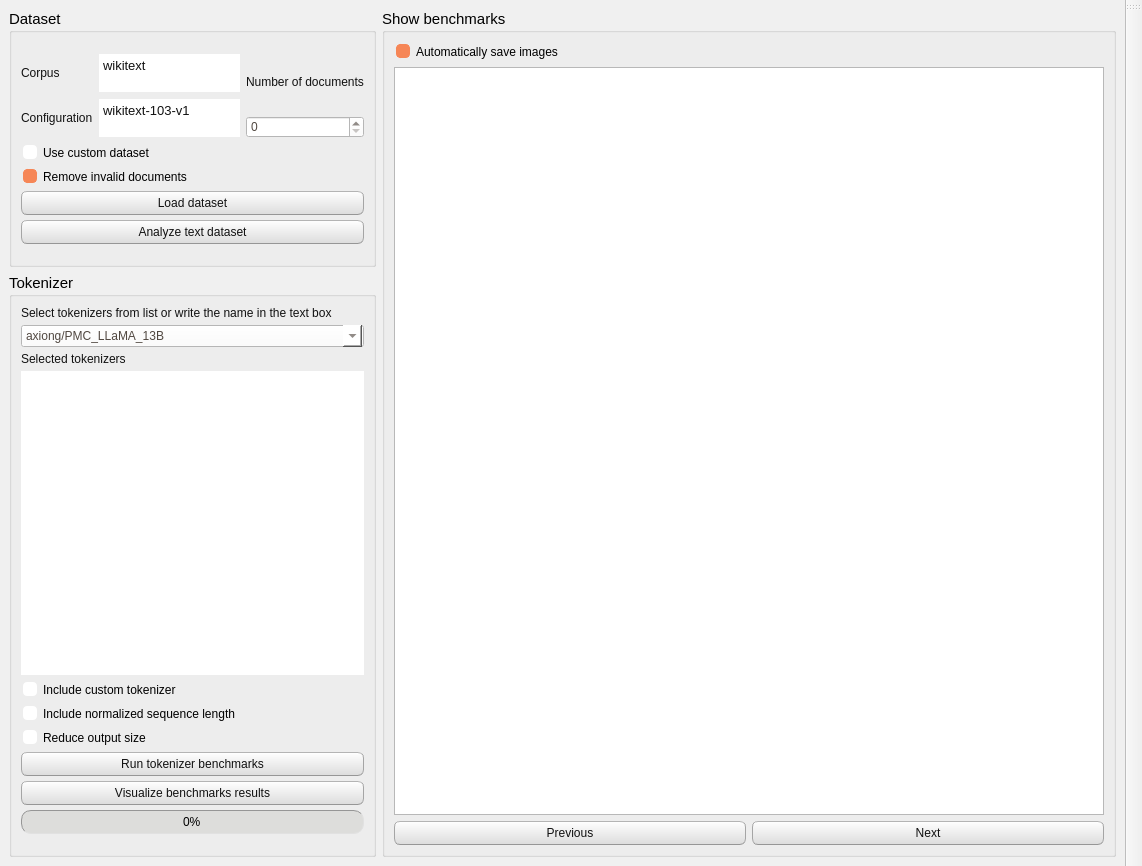
First picture: the form in TokenBenchy/commons/interface/layout/window_layout.ui, repository CTCycle/TKBEN-tokenizers-benchmarker, before the edit.
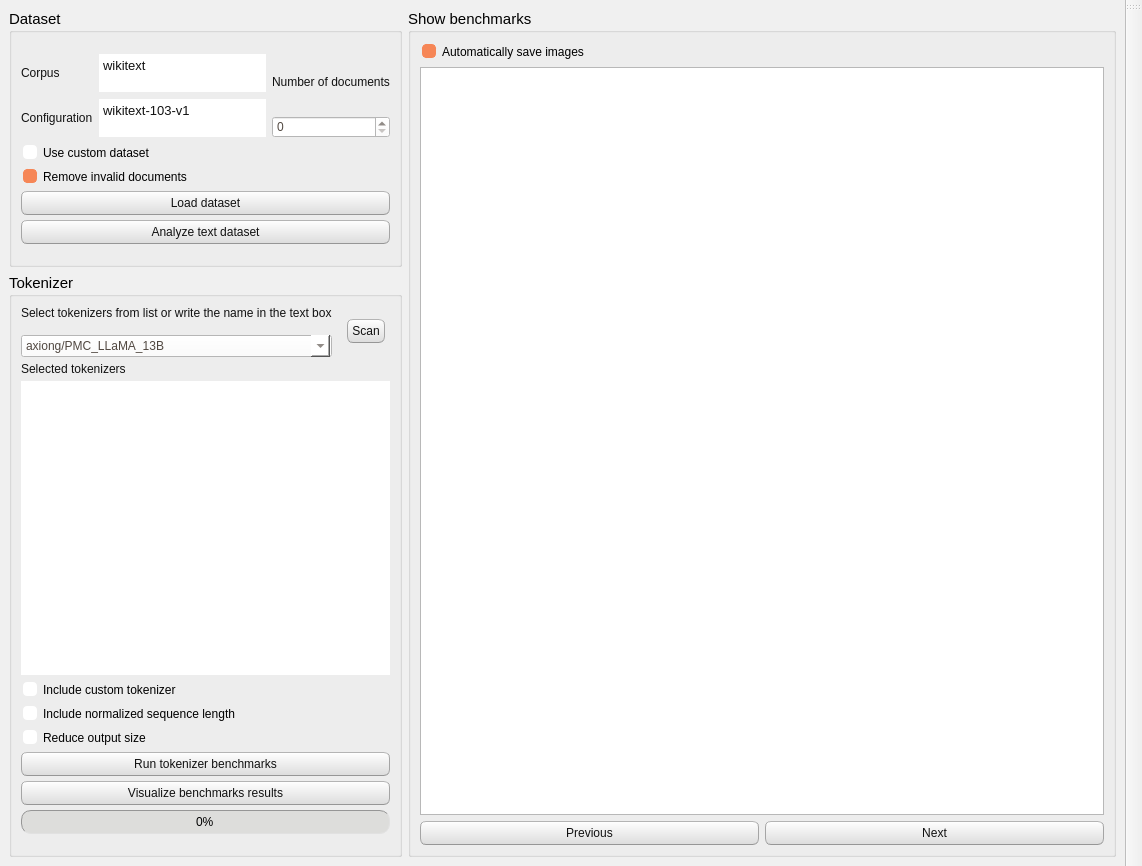
Second picture: the form after the edit.

Commit message: updated UI and histogram functions

The edit to the form file:
```diff
--- a/TokenBenchy/commons/interface/layout/window_layout.ui
+++ b/TokenBenchy/commons/interface/layout/window_layout.ui
@@ -685,6 +685,14 @@
             <number>20</number>
            </property>
            <item>
+            <layout class="QHBoxLayout" name="horizontalLayout">
+             <property name="spacing">
+              <number>15</number>
+             </property>
+             <property name="rightMargin">
+              <number>5</number>
+             </property>
+             <item>
             <layout class="QVBoxLayout" name="verticalLayout_2">
              <item>
               <widget class="QLabel" name="label_3">
@@ -715,6 +723,15 @@
                  <string>BioMistral/BioMistral-7B</string>
                 </property>
                </item>
+                </widget>
+               </item>
+              </layout>
+             </item>
+             <item>
+              <widget class="QPushButton" name="scanHF">
+               <property name="text">
+                <string>Scan</string>
+               </property>
               </widget>
              </item>
             </layout>
```
Lines whose indentation alone changed are shown as unchanged. The commit also changes 2 other files.
